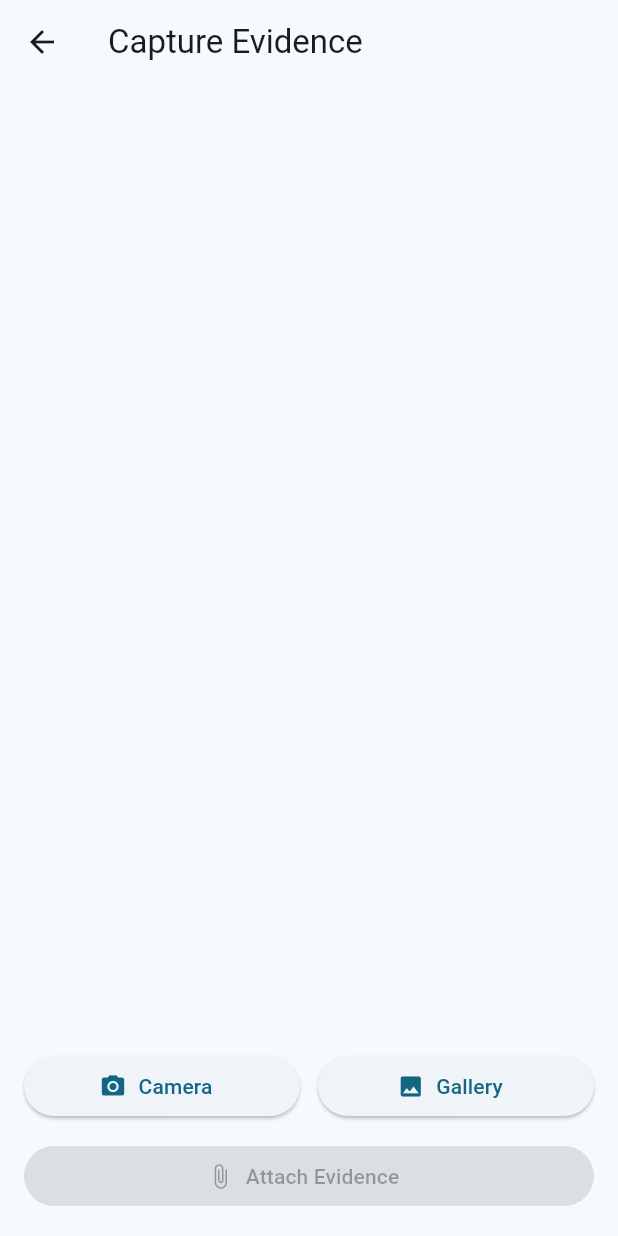
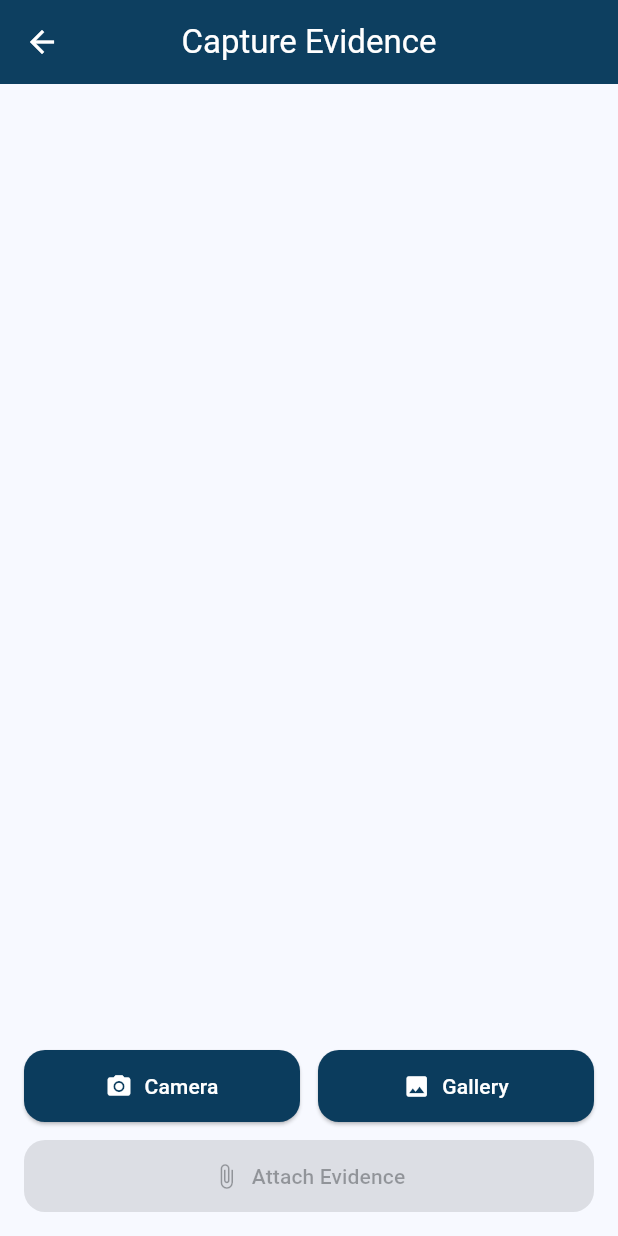
Before and after one commit to muhztech/npf_quick_response, a Flutter app: the screen it shows after launch, after a tap on "Capture Evidence", on a phone screen of 412 x 824 dp. Run offline on Flutter 3.47's test engine with Material 3 defaults, Android fonts, the phone set to English and light mode, and no system bars; our stand-ins replace connectivity_plus, geocoding, geolocator, hive, hive_flutter, image_picker; missing offline and left inert: encrypt; accounts and stored records are empty.

Commit message:
Updated panic response workflow and UI

```diff
--- a/lib/capture_evidence.dart
+++ b/lib/capture_evidence.dart
@@ -1,4 +1,5 @@
 import 'dart:io';
+
 import 'package:flutter/material.dart';
 import 'package:image_picker/image_picker.dart';
 import 'package:geolocator/geolocator.dart';
@@ -6,6 +7,7 @@ import 'package:intl/intl.dart';
 import 'package:hive/hive.dart';
 
 import 'models/evidence.dart';
+import 'services/location_service.dart';
 
 class CaptureEvidencePage extends StatefulWidget {
   const CaptureEvidencePage({super.key});
@@ -20,6 +22,8 @@ class _CaptureEvidencePageState extends State<CaptureEvidencePage> {
   File? _imageFile;
   Position? _position;
   String? _timestamp;
+  String? _locationName;
+
   bool _loadingLocation = false;
 
   /* =========================
@@ -34,6 +38,7 @@ class _CaptureEvidencePageState extends State<CaptureEvidencePage> {
         _imageFile = File(image.path);
         _timestamp = _generateTimestamp();
       });
+
       await _fetchLocation();
     }
   }
@@ -50,24 +55,27 @@ class _CaptureEvidencePageState extends State<CaptureEvidencePage> {
         _imageFile = File(image.path);
         _timestamp = _generateTimestamp();
       });
+
       await _fetchLocation();
     }
   }
 
   /* =========================
-     GET GPS LOCATION
+     GET GPS + RESOLVE LOCATION
      ========================= */
   Future<void> _fetchLocation() async {
     setState(() => _loadingLocation = true);
 
-    bool serviceEnabled = await Geolocator.isLocationServiceEnabled();
+    bool serviceEnabled =
+        await Geolocator.isLocationServiceEnabled();
     if (!serviceEnabled) {
       _showMessage('Location services are disabled.');
       setState(() => _loadingLocation = false);
       return;
     }
 
-    LocationPermission permission = await Geolocator.checkPermission();
+    LocationPermission permission =
+        await Geolocator.checkPermission();
     if (permission == LocationPermission.denied) {
       permission = await Geolocator.requestPermission();
       if (permission == LocationPermission.denied) {
@@ -89,8 +97,14 @@ class _CaptureEvidencePageState extends State<CaptureEvidencePage> {
       desiredAccuracy: LocationAccuracy.high,
     );
 
+    final locationName = await LocationService.resolveAddress(
+      position.latitude,
+      position.longitude,
+    );
+
     setState(() {
       _position = position;
+      _locationName = locationName;
       _loadingLocation = false;
     });
   }
@@ -99,7 +113,8 @@ class _CaptureEvidencePageState extends State<CaptureEvidencePage> {
      TIMESTAMP GENERATOR
      ========================= */
   String _generateTimestamp() {
-    return DateFormat('yyyy-MM-dd HH:mm:ss').format(DateTime.now());
+    return DateFormat('yyyy-MM-dd HH:mm:ss')
+        .format(DateTime.now());
   }
 
   /* =========================
@@ -122,9 +137,9 @@ class _CaptureEvidencePageState extends State<CaptureEvidencePage> {
       latitude: _position!.latitude,
       longitude: _position!.longitude,
       timestamp: DateTime.now(),
+      locationName: _locationName ?? 'Unknown location',
     );
 
-    // 🔐 SAVE OFFLINE (Hive)
     final box = Hive.box<Evidence>('evidenceBox');
     await box.add(evidence);
 
@@ -155,7 +170,11 @@ class _CaptureEvidencePageState extends State<CaptureEvidencePage> {
             const SizedBox(height: 16),
 
             if (_timestamp != null)
-              _infoTile(Icons.access_time, 'Timestamp', _timestamp!),
+              _infoTile(
+                Icons.access_time,
+                'Timestamp',
+                _timestamp!,
+              ),
 
             if (_loadingLocation)
               const Padding(
@@ -163,12 +182,11 @@ class _CaptureEvidencePageState extends State<CaptureEvidencePage> {
                 child: CircularProgressIndicator(),
               ),
 
-            if (_position != null)
+            if (_locationName != null)
               _infoTile(
                 Icons.location_on,
                 'Location',
-                'Lat: ${_position!.latitude}, '
-                'Lng: ${_position!.longitude}',
+                _locationName!,
               ),
 
             const Spacer(),
@@ -200,10 +218,9 @@ class _CaptureEvidencePageState extends State<CaptureEvidencePage> {
               child: ElevatedButton.icon(
                 icon: const Icon(Icons.attach_file),
                 label: const Text('Attach Evidence'),
-                onPressed:
-                    (_imageFile != null && _position != null)
-                        ? _attachEvidence
-                        : null,
+                onPressed: (_imageFile != null && _position != null)
+                    ? _attachEvidence
+                    : null,
               ),
             ),
           ],
@@ -215,7 +232,11 @@ class _CaptureEvidencePageState extends State<CaptureEvidencePage> {
   /* =========================
      INFO TILE
      ========================= */
-  Widget _infoTile(IconData icon, String title, String value) {
+  Widget _infoTile(
+    IconData icon,
+    String title,
+    String value,
+  ) {
     return ListTile(
       leading: Icon(icon),
       title: Text(title),
--- a/lib/main.dart
+++ b/lib/main.dart
@@ -7,25 +7,22 @@ import 'report_incident.dart';
 import 'capture_evidence.dart';
 import 'services/sync_service.dart';
 
-
 Future<void> main() async {
   WidgetsFlutterBinding.ensureInitialized();
-  SyncService.syncEvidenceIfOnline();
 
   /* =========================
      HIVE INITIALIZATION
-     (Option H – Offline Storage)
      ========================= */
   await Hive.initFlutter();
 
-
-  // Register Evidence adapter (REQUIRED)
   if (!Hive.isAdapterRegistered(1)) {
     Hive.registerAdapter(EvidenceAdapter());
   }
 
-  // Open typed box
   await Hive.openBox<Evidence>('evidenceBox');
+
+  // Sync when app starts
+  SyncService.syncEvidenceIfOnline();
 
   runApp(const NpfQuickResponseApp());
 }
@@ -38,10 +35,56 @@ class NpfQuickResponseApp extends StatelessWidget {
     return MaterialApp(
       title: 'NPF Quick Response',
       debugShowCheckedModeBanner: false,
+
+      /* =========================
+         GLOBAL APP THEME
+         ========================= */
       theme: ThemeData(
         useMaterial3: true,
-        colorSchemeSeed: Colors.blueGrey,
+
+        colorScheme: ColorScheme.fromSeed(
+          seedColor: const Color(0xFF0B3C5D), // Police Blue
+          primary: const Color(0xFF0B3C5D),
+          secondary: const Color(0xFFF4B41A), // Gold
+          error: const Color(0xFFC62828),
+          brightness: Brightness.light,
+        ),
+
+        appBarTheme: const AppBarTheme(
+          backgroundColor: Color(0xFF0B3C5D),
+          foregroundColor: Colors.white,
+          centerTitle: true,
+          elevation: 2,
+        ),
+
+        elevatedButtonTheme: ElevatedButtonThemeData(
+          style: ElevatedButton.styleFrom(
+            backgroundColor: const Color(0xFF0B3C5D),
+            foregroundColor: Colors.white,
+            padding: const EdgeInsets.symmetric(
+              horizontal: 24,
+              vertical: 14,
+            ),
+            shape: RoundedRectangleBorder(
+              borderRadius: BorderRadius.circular(14),
+            ),
+          ),
+        ),
+
+        // ✅ FIXED FOR MATERIAL 3
+        cardTheme: CardThemeData(
+          elevation: 3,
+          shape: RoundedRectangleBorder(
+            borderRadius: BorderRadius.circular(16),
+          ),
+        ),
+
+        floatingActionButtonTheme: const FloatingActionButtonThemeData(
+          backgroundColor: Color(0xFFF4B41A),
+          foregroundColor: Colors.black,
+        ),
       ),
+
       home: const DashboardPage(),
     );
   }
@@ -58,7 +101,6 @@ class DashboardPage extends StatelessWidget {
     return Scaffold(
       appBar: AppBar(
         title: const Text('NPF Quick Response'),
-        centerTitle: true,
       ),
       body: Padding(
         padding: const EdgeInsets.all(16),
@@ -109,7 +151,7 @@ class DashboardCard extends StatelessWidget {
   Widget build(BuildContext context) {
     return Material(
       color: isEmergency
-          ? Colors.red.withOpacity(0.1)
+          ? const Color(0xFFC62828).withOpacity(0.1)
           : Theme.of(context).colorScheme.surface,
       borderRadius: BorderRadius.circular(16),
       elevation: isEmergency ? 6 : 3,
@@ -117,7 +159,10 @@ class DashboardCard extends StatelessWidget {
         borderRadius: BorderRadius.circular(16),
         splashColor: isEmergency
             ? Colors.red.withOpacity(0.3)
-            : Theme.of(context).colorScheme.primary.withOpacity(0.2),
+            : Theme.of(context)
+                .colorScheme
+                .primary
+                .withOpacity(0.2),
         onTap: () {
           switch (label) {
             case 'Emergency SOS':
@@ -165,7 +210,9 @@ class DashboardCard extends StatelessWidget {
               Icon(
                 icon,
                 size: 52,
-                color: isEmergency ? Colors.red : null,
+                color: isEmergency
+                    ? const Color(0xFFC62828)
+                    : Theme.of(context).colorScheme.primary,
               ),
               const SizedBox(height: 14),
               Text(
@@ -174,7 +221,9 @@ class DashboardCard extends StatelessWidget {
                 style: TextStyle(
                   fontSize: 16,
                   fontWeight: FontWeight.w600,
-                  color: isEmergency ? Colors.red : null,
+                  color: isEmergency
+                      ? const Color(0xFFC62828)
+                      : null,
                 ),
               ),
               if (isEmergency) ...[
@@ -186,7 +235,7 @@ class DashboardCard extends StatelessWidget {
                     color: Colors.redAccent,
                   ),
                 ),
-              ]
+              ],
             ],
           ),
         ),
@@ -240,7 +289,7 @@ class AboutPage extends StatelessWidget {
               style: TextStyle(
                 fontSize: 16,
                 fontWeight: FontWeight.bold,
-                color: Colors.blueGrey,
+                color: Color(0xFF0B3C5D),
               ),
             ),
           ],
--- a/lib/models/evidence.dart
+++ b/lib/models/evidence.dart
@@ -16,11 +16,16 @@ class Evidence {
   @HiveField(3)
   final DateTime timestamp;
 
+  // ✅ Human-readable location (e.g. Lafia, Nasarawa)
+  @HiveField(4)
+  final String locationName;
+
   Evidence({
     required this.imagePath,
     required this.latitude,
     required this.longitude,
     required this.timestamp,
+    this.locationName = 'Unknown location', // ✅ SAFE DEFAULT
   });
 
   /* =========================
@@ -34,7 +39,7 @@ class Evidence {
   }
 
   /* =========================
-     MAP CONVERSION (OPTIONAL)
+     MAP CONVERSION
      ========================= */
   Map<String, dynamic> toMap() {
     return {
@@ -42,6 +47,7 @@ class Evidence {
       'latitude': latitude,
       'longitude': longitude,
       'timestamp': timestamp.toIso8601String(),
+      'locationName': locationName,
     };
   }
 
@@ -51,6 +57,7 @@ class Evidence {
       latitude: map['latitude'],
       longitude: map['longitude'],
       timestamp: DateTime.parse(map['timestamp']),
+      locationName: map['locationName'] ?? 'Unknown location',
     );
   }
 }
--- a/pubspec.yaml
+++ b/pubspec.yaml
@@ -1,5 +1,7 @@
 name: npf_quick_response
+
 description: NPF Quick Response App
+
 publish_to: 'none'
 
 version: 1.0.0+1
@@ -12,9 +14,11 @@ dependencies:
     sdk: flutter
 
   cupertino_icons: ^1.0.6
+
   encrypt: ^5.0.3
   http: ^1.2.0
   connectivity_plus: ^5.0.2
+  geocoding: ^2.1.0
 
   # 📍 GPS Location
   geolocator: ^10.1.1
```
Also changed, not shown: lib/report_incident.dart (+3 -11 lines), lib/security/evidence_encryption.dart (added, +40 -0 lines), lib/services/location_service.dart (added, +30 -0 lines), lib/models/evidence.g.dart, pubspec.lock.
